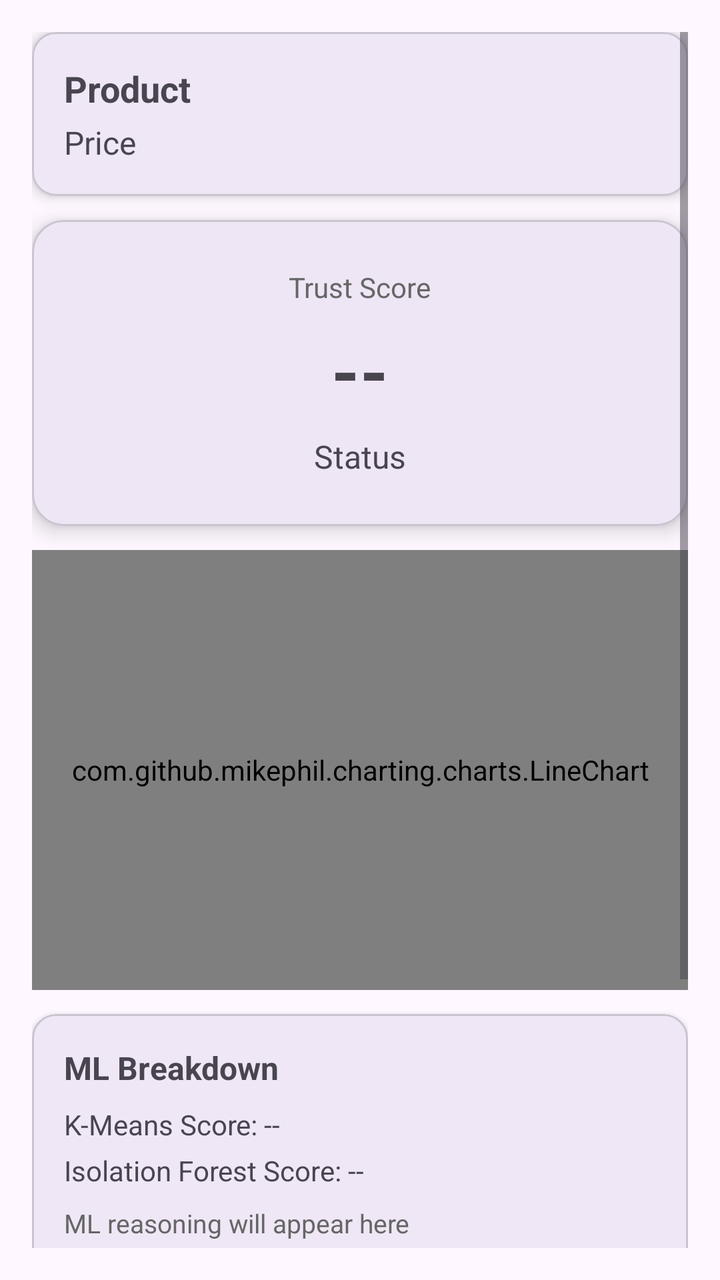
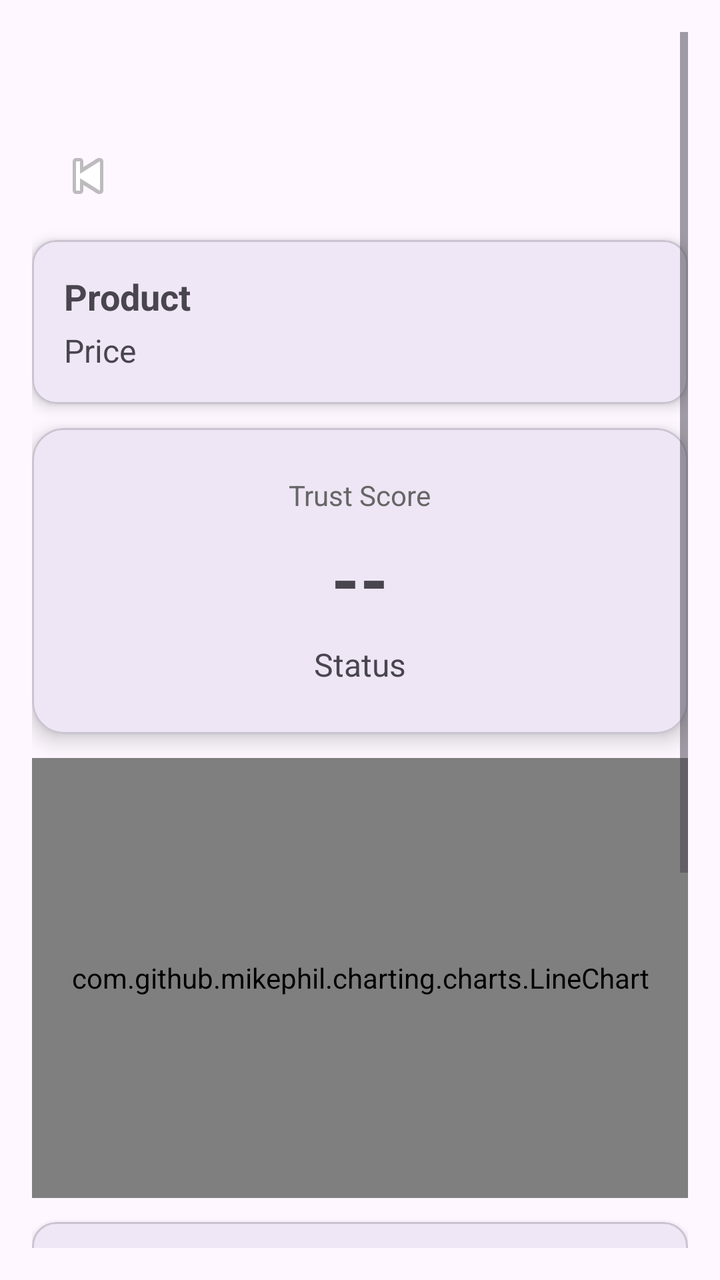

The first picture is an Android layout as it rendered before a commit; the second is the same layout after the commit. The layout source and the unified diff follow.
<!-- AndroidManifest.xml: application theme Theme.Pricetrust -->
<!-- res/layout/activity_result.xml -->
<?xml version="1.0" encoding="utf-8"?>
<ScrollView xmlns:android="http://schemas.android.com/apk/res/android"
    xmlns:app="http://schemas.android.com/apk/res-auto"
    android:layout_width="match_parent"
    android:layout_height="match_parent"
    android:padding="16dp">

    <LinearLayout
        android:layout_width="match_parent"
        android:layout_height="wrap_content"
        android:orientation="vertical">

        
        <com.google.android.material.card.MaterialCardView
            android:layout_width="match_parent"
            android:layout_height="wrap_content"
            android:layout_marginBottom="12dp"
            app:cardElevation="4dp"
            app:cardCornerRadius="12dp">

            <LinearLayout
                android:layout_width="match_parent"
                android:layout_height="wrap_content"
                android:orientation="vertical"
                android:padding="16dp">

                <TextView
                    android:id="@+id/tvProductName"
                    android:text="Product"
                    android:textSize="18sp"
                    android:textStyle="bold"
                    android:layout_width="wrap_content"
                    android:layout_height="wrap_content" />

                <TextView
                    android:id="@+id/tvProductPrice"
                    android:text="Price"
                    android:textSize="16sp"
                    android:layout_marginTop="4dp"
                    android:layout_width="wrap_content"
                    android:layout_height="wrap_content" />
            </LinearLayout>
        </com.google.android.material.card.MaterialCardView>

        
        <com.google.android.material.card.MaterialCardView
            android:id="@+id/cardTrustScore"
            android:layout_width="match_parent"
            android:layout_height="wrap_content"
            android:layout_marginBottom="12dp"
            app:cardElevation="6dp"
            app:cardCornerRadius="16dp">

            <LinearLayout
                android:layout_width="match_parent"
                android:layout_height="wrap_content"
                android:gravity="center"
                android:orientation="vertical"
                android:padding="24dp">

                <TextView
                    android:text="Trust Score"
                    android:textSize="14sp"
                    android:textColor="#666"
                    android:layout_width="wrap_content"
                    android:layout_height="wrap_content" />

                <TextView
                    android:id="@+id/tvTrustScore"
                    android:text="--"
                    android:textSize="36sp"
                    android:textStyle="bold"
                    android:layout_marginTop="8dp"
                    android:layout_width="wrap_content"
                    android:layout_height="wrap_content" />

                <ProgressBar
                    android:id="@+id/progressTrust"
                    style="?android:attr/progressBarStyleLarge"
                    android:layout_width="wrap_content"
                    android:layout_height="wrap_content"
                    android:layout_marginTop="12dp"
                    android:visibility="gone" />

                <TextView
                    android:id="@+id/tvStatus"
                    android:text="Status"
                    android:textSize="16sp"
                    android:layout_marginTop="8dp"
                    android:layout_width="wrap_content"
                    android:layout_height="wrap_content" />
            </LinearLayout>
        </com.google.android.material.card.MaterialCardView>

        
        <com.github.mikephil.charting.charts.LineChart
            android:id="@+id/priceChart"
            android:layout_width="match_parent"
            android:layout_height="220dp"
            android:layout_marginBottom="12dp" />

        
        <com.google.android.material.card.MaterialCardView
            android:layout_width="match_parent"
            android:layout_height="wrap_content"
            android:layout_marginBottom="12dp"
            app:cardElevation="4dp"
            app:cardCornerRadius="12dp">

            <LinearLayout
                android:layout_width="match_parent"
                android:layout_height="wrap_content"
                android:orientation="vertical"
                android:padding="16dp">

                <TextView
                    android:text="ML Breakdown"
                    android:textSize="16sp"
                    android:textStyle="bold"
                    android:layout_width="wrap_content"
                    android:layout_height="wrap_content" />

                <TextView
                    android:id="@+id/tvKMeansScore"
                    android:text="K-Means Score: --"
                    android:textSize="14sp"
                    android:layout_marginTop="8dp"
                    android:layout_width="wrap_content"
                    android:layout_height="wrap_content" />

                <TextView
                    android:id="@+id/tvIsolationScore"
                    android:text="Isolation Forest Score: --"
                    android:textSize="14sp"
                    android:layout_marginTop="4dp"
                    android:layout_width="wrap_content"
                    android:layout_height="wrap_content" />

                <TextView
                    android:id="@+id/tvMlReason"
                    android:text="ML reasoning will appear here"
                    android:textSize="13sp"
                    android:textColor="#666"
                    android:layout_marginTop="8dp"
                    android:layout_width="wrap_content"
                    android:layout_height="wrap_content" />
            </LinearLayout>
        </com.google.android.material.card.MaterialCardView>

        
        <com.google.android.material.card.MaterialCardView
            android:layout_width="match_parent"
            android:layout_height="wrap_content"
            android:layout_marginBottom="12dp"
            app:cardElevation="4dp"
            app:cardCornerRadius="12dp">

            <LinearLayout
                android:layout_width="match_parent"
                android:layout_height="wrap_content"
                android:orientation="vertical"
                android:padding="16dp">

                <TextView
                    android:text="Why this score?"
                    android:textSize="16sp"
                    android:textStyle="bold"
                    android:layout_width="wrap_content"
                    android:layout_height="wrap_content" />

                <TextView
                    android:id="@+id/tvExplanation"
                    android:text="Explanation goes here"
                    android:textSize="14sp"
                    android:layout_marginTop="8dp"
                    android:layout_width="wrap_content"
                    android:layout_height="wrap_content" />
            </LinearLayout>
        </com.google.android.material.card.MaterialCardView>

        
        <com.google.android.material.card.MaterialCardView
            android:layout_width="match_parent"
            android:layout_height="wrap_content"
            app:cardElevation="2dp"
            app:cardCornerRadius="12dp">

            <LinearLayout
                android:layout_width="match_parent"
                android:layout_height="wrap_content"
                android:orientation="vertical"
                android:padding="16dp">

                <TextView
                    android:text="Confidence"
                    android:textStyle="bold"
                    android:textSize="16sp"
                    android:layout_width="wrap_content"
                    android:layout_height="wrap_content" />

                <TextView
                    android:id="@+id/tvConfidence"
                    android:text="Based on historical prices"
                    android:textSize="14sp"
                    android:layout_marginTop="8dp"
                    android:layout_width="wrap_content"
                    android:layout_height="wrap_content" />
            </LinearLayout>
        </com.google.android.material.card.MaterialCardView>

    </LinearLayout>
</ScrollView>
<!-- resources referenced by this layout -->
<resources>
  <style name="Theme.Pricetrust" parent="Theme.Material3.DayNight.NoActionBar">
          
          
      </style>
</resources>

<!-- the commit's change to res/layout/activity_result.xml (unified diff, before → after) -->
@@ -10,6 +10,14 @@
         android:layout_height="wrap_content"
         android:orientation="vertical">
 
+        <com.google.android.material.appbar.MaterialToolbar
+            android:id="@+id/resultToolbar"
+            android:layout_width="match_parent"
+            android:layout_height="wrap_content"
+            android:title="Analysis Result"
+            android:layout_marginTop="40dp"
+            app:navigationIcon="@android:drawable/ic_media_previous"/>
+
         
         <com.google.android.material.card.MaterialCardView
             android:layout_width="match_parent"
